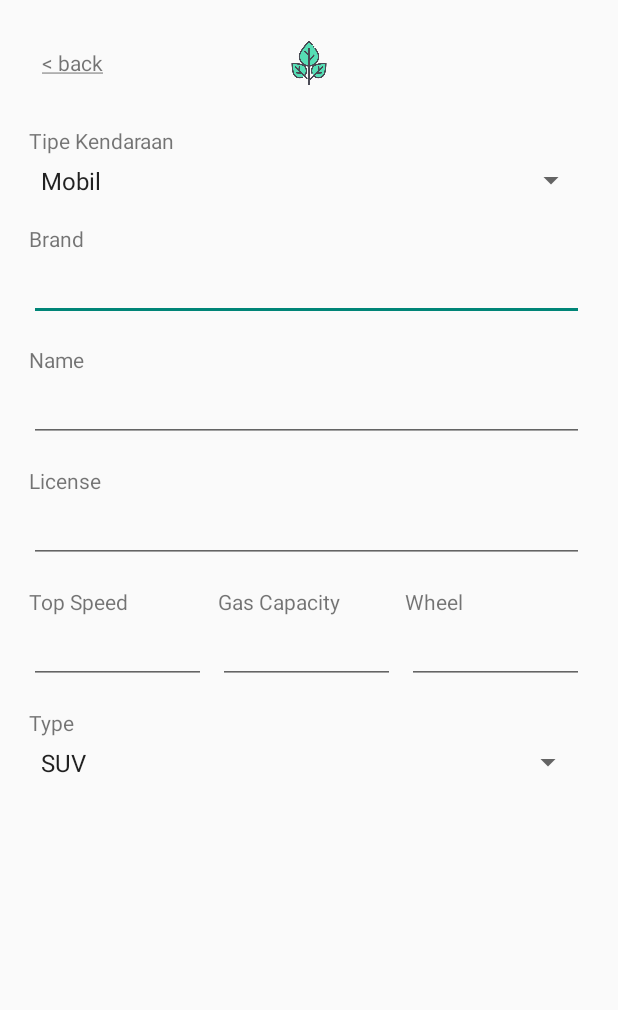
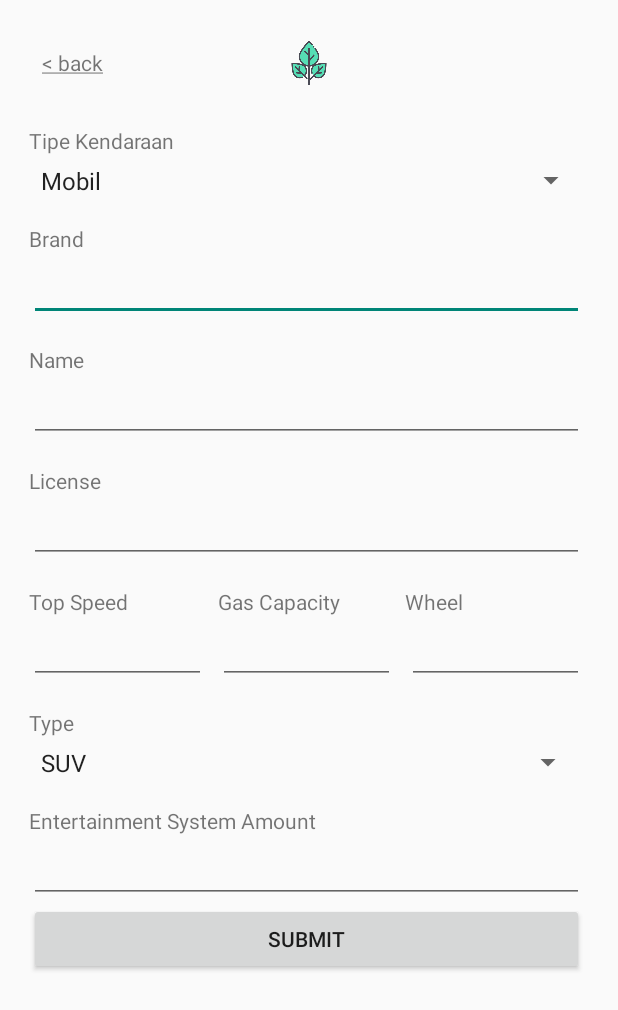
Before and after one commit to FarhanMS123/MidProject_LnTAndroid, an Android app: the TestDrive screen opened directly, with no data from a screen before it, on a phone screen of 412 x 824 dp. Shown: the top 1010 px of the screen. Run offline under Robolectric (Android 15) with nearby library versions, the phone set to English and light mode, and no system bars.

Commit message:
Using implements. Make input to follow requirements. Add more features in Test Drive.

```diff
--- a/app/build.gradle
+++ b/app/build.gradle
@@ -33,6 +33,7 @@ dependencies {
     implementation 'androidx.appcompat:appcompat:1.2.0'
     implementation 'com.google.android.material:material:1.2.1'
     implementation 'androidx.constraintlayout:constraintlayout:2.0.4'
+    implementation 'org.jetbrains:annotations:15.0'
     testImplementation 'junit:junit:4.+'
     androidTestImplementation 'androidx.test.ext:junit:1.1.2'
     androidTestImplementation 'androidx.test.espresso:espresso-core:3.3.0'
--- a/app/src/main/java/com/example/midproject/TestDrive.java
+++ b/app/src/main/java/com/example/midproject/TestDrive.java
@@ -1,20 +1,27 @@
 package com.example.midproject;
 
+import androidx.annotation.Nullable;
 import androidx.appcompat.app.AppCompatActivity;
 
 import android.os.Bundle;
+import android.os.Handler;
 import android.text.Editable;
 import android.text.TextWatcher;
 import android.util.Log;
 import android.view.View;
 import android.widget.AdapterView;
 import android.widget.ArrayAdapter;
+import android.widget.Button;
 import android.widget.EditText;
+import android.widget.LinearLayout;
 import android.widget.Spinner;
 import android.widget.TextView;
+import android.widget.Toast;
 
-public class TestDrive extends AppCompatActivity {
-    TestDrive thisClass;
+import java.util.regex.Pattern;
+
+public class TestDrive extends AppCompatActivity implements AdapterView.OnItemSelectedListener, TextWatcher{
+    TestDrive mainClass;
 
     Spinner spTypeVehicle;
     EditText etBrand;
@@ -24,97 +31,246 @@ public class TestDrive extends AppCompatActivity {
     EditText etGasCapacity;
     EditText etWheel;
     Spinner spTypeOfKind;
+    TextView tvQuest;
+    EditText etQuest;
+    Button btnSubmit;
+
+    LinearLayout llDesc;
+    TextView tvType;
+    Button btnTestDrive;
+    TextView tvOnce;
+    TextView tvLabelPrice;
+    EditText etPrice;
+    TextView tvPrice;
+
+    Boolean isInvalid = false;
+
+    class _temp{
+        CharSequence s = "a";
+        int start = 0;
+        int before = 0;
+        int count = 0;
+    }
+
+    private _temp temp = new _temp();
 
     @Override
     protected void onCreate(Bundle savedInstanceState) {
         super.onCreate(savedInstanceState);
         setContentView(R.layout.activity_test_drive);
 
-        thisClass = this;
+        mainClass = this;
 
-        spTypeVehicle = (Spinner) findViewById(R.id.spTypeVehicle);
-        etBrand = (EditText) findViewById(R.id.etBrand);
-        etName = (EditText) findViewById(R.id.etName);
-        etLicense = (EditText) findViewById(R.id.etLicense);
-        etTopSpeed = (EditText) findViewById(R.id.etTopSpeed);
-        etGasCapacity = (EditText) findViewById(R.id.etGasCapacity);
-        etWheel = (EditText) findViewById(R.id.etWheel);
-        spTypeOfKind = (Spinner) findViewById(R.id.spTypeOfKind);
+        spTypeVehicle = findViewById(R.id.spTypeVehicle);
+        etBrand = findViewById(R.id.etBrand);
+        etName = findViewById(R.id.etName);
+        etLicense = findViewById(R.id.etLicense);
+        etTopSpeed = findViewById(R.id.etTopSpeed);
+        etGasCapacity = findViewById(R.id.etGasCapacity);
+        etWheel = findViewById(R.id.etWheel);
+        spTypeOfKind = findViewById(R.id.spTypeOfKind);
+        tvQuest = findViewById(R.id.tvQuest);
+        etQuest = findViewById(R.id.etQuest);
+        btnSubmit = findViewById(R.id.btnSubmit);
 
-        spTypeVehicle.setOnItemSelectedListener(new onItemSelectedListener_spTypeVehicle());
+        llDesc = findViewById(R.id.llDesc);
+        tvType = findViewById(R.id.tvType);
+        btnTestDrive = findViewById(R.id.btnTestDrive);
+        tvOnce = findViewById(R.id.tvOnce);
+        tvLabelPrice = findViewById(R.id.tvLabelPrice);
+        etPrice = findViewById(R.id.etPrice);
+        tvPrice = findViewById(R.id.tvPrice);
 
-        etBrand.addTextChangedListener(new watch_etBrand(etBrand));
+        spTypeVehicle.setOnItemSelectedListener(this);
+        etBrand.addTextChangedListener(this);
+        etName.addTextChangedListener(this);
+        etLicense.addTextChangedListener(this);
+        etTopSpeed.addTextChangedListener(this);
+        etGasCapacity.addTextChangedListener(this);
+        etWheel.addTextChangedListener(this);
+        etQuest.addTextChangedListener(this);
+        etPrice.addTextChangedListener(this);
     }
 
     public void onClick_lnkBack(View view){
         this.finish();
     }
 
-    public class onItemSelectedListener_spTypeVehicle extends Helper_AdapterView_OnItemSelectedListener{
+    public void onItemSelected_spTypeVehicle(AdapterView<?> parent, View view, int position, long id){
+        ArrayAdapter<CharSequence> adapter;
+        switch (position){
+            case 0: // Mobil
+                adapter = ArrayAdapter.createFromResource(this, R.array.typesOfCar, android.R.layout.simple_spinner_item);
+                adapter.setDropDownViewResource(android.R.layout.simple_spinner_dropdown_item);
+                spTypeOfKind.setAdapter(adapter);
 
+                tvQuest.setText("Entertainment System Amount");
+                break;
+            case 1: // Motor
+                adapter = ArrayAdapter.createFromResource(this, R.array.typesOfMotor, android.R.layout.simple_spinner_item);
+                adapter.setDropDownViewResource(android.R.layout.simple_spinner_dropdown_item);
+                spTypeOfKind.setAdapter(adapter);
+
+                tvQuest.setText("Helm Amount");
+                break;
+        }
+    }
+
+    public void onClick_btnSubmit(View view){
+        onTextChanged(temp.s, temp.start, temp.before, temp.count);
+
+        if(isInvalid){
+            llDesc.setVisibility(View.GONE);
+            return;
+        }
+
+        llDesc.setVisibility(View.VISIBLE);
+        tvType.setText(spTypeVehicle.getSelectedItem().toString() + " " + etName.getText());
+        tvOnce.setText("Brand: " + etBrand.getText() +
+                     "\nName: " + etName.getText() +
+                     "\nLicense Plate: " + etLicense.getText() +
+                     "\nType: " + spTypeOfKind.getSelectedItem().toString() +
+                     "\nGas Capacity: " + etGasCapacity.getText() +
+                     "\nTop Speed: " + etTopSpeed.getText() +
+                     "\nWheel(s): " + etWheel.getText());
+
+        switch(spTypeVehicle.getSelectedItemPosition()){
+            case 0: // Mobil
+                tvLabelPrice.setVisibility(View.GONE);
+                etPrice.setVisibility(View.GONE);
+                tvPrice.setVisibility(View.GONE);
+                break;
+            case 1: // Motor
+                tvLabelPrice.setVisibility(View.VISIBLE);
+                etPrice.setVisibility(View.VISIBLE);
+                tvPrice.setVisibility(View.VISIBLE);
+
+                tvOnce.setText(tvOnce.getText() + "\nHelm: " + etQuest.getText());
+                break;
+        }
+    }
+
+    public void onClick_btnTestDrive(View view){
+        onClick_btnSubmit((View) btnSubmit);
+        if(isInvalid) return;
+
+        switch(spTypeVehicle.getSelectedItemPosition()){
+            case 0: // Mobil
+                Toast.makeText(mainClass, "Turning on entertainment system... " + etQuest.getText(), Toast.LENGTH_SHORT).show();
+                if(spTypeOfKind.getSelectedItemPosition() == 1){
+                    (new Handler()).postDelayed(new Runnable() {
+                        @Override
+                        public void run() {
+                            Toast.makeText(mainClass, "Boosting!", Toast.LENGTH_SHORT).show();
+                        }
+                    }, 3000);
+                }
+                break;
+            case 1: // Motor
+                Toast.makeText(mainClass, etName.getText() + " is standing!", Toast.LENGTH_SHORT).show();
+                break;
+        }
+    }
+
+    // ##### HELPER #############################################
+    @Override
+    public void beforeTextChanged(CharSequence s, int start, int count, int after) {
+        //
+    }
+
+    @Override
+    public void onTextChanged(CharSequence s, int start, int before, int count) {
+        isInvalid = false;
+
+        temp.s = s;
+        temp.start = start;
+        temp.before = before;
+        temp.count = count;
+
+        if(etBrand.getText().length() < 5) {
+            etBrand.setError("Brand must have at least 5 characters.");
+            isInvalid = true;
+        }
+
+        if(etName.getText().length() < 5){
+            etName.setError("Name must have at least 5 characters.");
+            isInvalid = true;
+        }
+
+        if(!(Pattern.compile("^[A-Z] [0-9]{1,4} [A-Z]{1,3}$").matcher(etLicense.getText()).find())){
+            etLicense.setError("License must follow Police Rules and in UPPER case. It would filled with 1 Alphabetical, followed by a space and 1-4 digits, and followed by a space and 1-3 characters.\nFor example : A 1 B, D 1234 GHI, Z 123 AJ, etc...");
+            isInvalid = true;
+        }
+
+        if(!(Pattern.compile("^[0-9]+$").matcher(etTopSpeed.getText()).find())
+                || (Integer.parseInt(etTopSpeed.getText().toString()) < 100 || Integer.parseInt(etTopSpeed.getText().toString()) > 250)){
+            etTopSpeed.setError("Top Speed must in 100 to 250.");
+            isInvalid = true;
+        }
+
+        if(!(Pattern.compile("^[0-9]+$").matcher(etGasCapacity.getText()).find())
+                || (Integer.parseInt(etGasCapacity.getText().toString()) < 30 || Integer.parseInt(etGasCapacity.getText().toString()) > 60)){
+            etGasCapacity.setError("Gas Capacity must in 30 to 60.");
+            isInvalid = true;
+        }
+
+        if(spTypeVehicle.getSelectedItemPosition() == 0 && (!(Pattern.compile("^[0-9]+$").matcher(etWheel.getText()).find())
+                || (Integer.parseInt(etWheel.getText().toString()) < 4 || Integer.parseInt(etWheel.getText().toString()) > 6))){ // mobil
+            etWheel.setError("Mobil's Wheels must in 4 to 6.");
+            isInvalid = true;
+        }else if(spTypeVehicle.getSelectedItemPosition() == 1 && (!(Pattern.compile("^[0-9]+$").matcher(etWheel.getText()).find())
+                || (Integer.parseInt(etWheel.getText().toString()) < 2 || Integer.parseInt(etWheel.getText().toString()) > 3))){ // motor
+            etWheel.setError("Motor's Wheels must in 2 to 3.");
+            isInvalid = true;
+        }
+
+        if(!(Pattern.compile("^[0-9]+$").matcher(etQuest.getText()).find()) || Integer.parseInt(etQuest.getText().toString()) < 1){
+            etQuest.setError("Vehicle's Facility must has at least 1.");
+            isInvalid = true;
+        }
+
+        int facility = 0;
+        int price = 0;
+
+        if(!(Pattern.compile("^[0-9]+$").matcher(etQuest.getText()).find())) facility = 0;
+            else facility = Integer.parseInt(etQuest.getText().toString());
+        if(!(Pattern.compile("^[0-9]+$").matcher(etPrice.getText()).find())) price = 0;
+            else price = Integer.parseInt(etPrice.getText().toString());
+
+        int totalPrice = facility * price;
+
+//        Log.d("Mamamia", facility);
+        tvPrice.setText("Rp. " + totalPrice + ",-");
+    }
+
+    @Override
+    public void afterTextChanged(Editable s) {
+        //
+    }
+
+    @Override
+    public void onItemSelected(AdapterView<?> parent, View view, int position, long id) {
         // https://developer.android.com/reference/android/widget/AdapterView.OnItemSelectedListener.html
-        @Override
-        public void onItemSelected(AdapterView<?> parent, View view, int position, long id) {
-//                spTypeVehicle.getSelectedView() == view;
-//                spTypeVehicle.getSelectedItemPosition() == position
-//                spTypeVehicle.getSelectedItemId() == id;
-//                spTypeVehicle.getSelectedItem().toString() == ((TextView) view).getText();
+        // spTypeVehicle.getSelectedView() == view;
+        // spTypeVehicle.getSelectedItemPosition() == position
+        // spTypeVehicle.getSelectedItemId() == id;
+        // spTypeVehicle.getSelectedItem().toString() == ((TextView) view).getText();
+        // TextView textView = (TextView) view;
+        // (Spinner) view.getParent() == (Spinner) parent;
+        // Log.d("Mamamia", "Ex1634 (" + parent.getId() + ", " + ((Spinner) view.getParent()).getId() + ", " + ((Spinner) view.getParent() == (Spinner) parent) + ")");
 
-            ArrayAdapter<CharSequence> adapter;
-            switch (position){
-                case 0:
-                    adapter = ArrayAdapter.createFromResource(thisClass, R.array.typesOfCar, android.R.layout.simple_spinner_item);
-                    adapter.setDropDownViewResource(android.R.layout.simple_spinner_dropdown_item);
-                    spTypeOfKind.setAdapter(adapter);
-                    break;
-                case 1:
-                    adapter = ArrayAdapter.createFromResource(thisClass, R.array.typesOfMotor, android.R.layout.simple_spinner_item);
-                    adapter.setDropDownViewResource(android.R.layout.simple_spinner_dropdown_item);
-                    spTypeOfKind.setAdapter(adapter);
+        if(view != null) {
+            switch (parent.getId()) {
+                case R.id.spTypeVehicle:
+                    onItemSelected_spTypeVehicle(parent, view, position, id);
                     break;
             }
         }
     }
 
-    public class watch_etBrand extends Helper_TextWatcher{
-        public watch_etBrand(View vw) {
-            super(vw);
-        }
-
-        @Override
-        public void onTextChanged(CharSequence s, int start, int before, int count) {
-            EditText _etBrand = (EditText) this.view;
-            if(_etBrand.getText().length() < 5){
-                _etBrand.setError("Brand must have at least 5 characters. 1931.");
-            }
-        }
-    }
-
-    // ##### HELPERS ##################################################
-    public class Helper_AdapterView_OnItemSelectedListener implements AdapterView.OnItemSelectedListener{
-
-        @Override
-        public void onItemSelected(AdapterView<?> parent, View view, int position, long id) {}
-
-        @Override
-        public void onNothingSelected(AdapterView<?> parent) {}
-    }
-
-    public class Helper_TextWatcher implements TextWatcher{
-
-        public View view;
-        public Helper_TextWatcher(View vw){
-            view = vw;
-        }
-
-        @Override
-        public void beforeTextChanged(CharSequence s, int start, int count, int after) {}
-
-        @Override
-        public void onTextChanged(CharSequence s, int start, int before, int count) {}
-
-        @Override
-        public void afterTextChanged(Editable s) {}
+    @Override
+    public void onNothingSelected(AdapterView<?> parent) {
+        //
     }
 
 }
--- a/app/src/main/res/layout/activity_test_drive.xml
+++ b/app/src/main/res/layout/activity_test_drive.xml
@@ -38,7 +38,9 @@
 
     <ScrollView
         android:layout_width="405dp"
-        android:layout_height="654dp"
+        android:layout_height="0dp"
+        android:layout_marginBottom="8dp"
+        app:layout_constraintBottom_toBottomOf="parent"
         app:layout_constraintEnd_toEndOf="parent"
         app:layout_constraintStart_toStartOf="parent"
         app:layout_constraintTop_toBottomOf="@+id/imageView4">
@@ -208,6 +210,96 @@
                 app:layout_constraintStart_toStartOf="parent"
                 app:layout_constraintTop_toBottomOf="@+id/textView17" />
 
+            <TextView
+                android:id="@+id/tvQuest"
+                android:layout_width="wrap_content"
+                android:layout_height="wrap_content"
+                android:layout_marginStart="16dp"
+                android:layout_marginTop="16dp"
+                android:text="Entertainment System Amount"
+                app:layout_constraintStart_toStartOf="parent"
+                app:layout_constraintTop_toBottomOf="@+id/spTypeOfKind" />
+
+            <EditText
+                android:id="@+id/etQuest"
+                android:layout_width="370dp"
+                android:layout_height="45dp"
+                android:layout_marginStart="16dp"
+                android:ems="10"
+                android:inputType="number"
+                app:layout_constraintStart_toStartOf="parent"
+                app:layout_constraintTop_toBottomOf="@+id/tvQuest" />
+
+            <Button
+                android:id="@+id/btnSubmit"
+                android:layout_width="370dp"
+                android:layout_height="wrap_content"
+                android:layout_marginStart="16dp"
+                android:onClick="onClick_btnSubmit"
+                android:text="Submit"
+                app:layout_constraintStart_toStartOf="parent"
+                app:layout_constraintTop_toBottomOf="@+id/etQuest" />
+
+            <LinearLayout
+                android:id="@+id/llDesc"
+                android:layout_width="370dp"
+                android:layout_height="wrap_content"
+                android:layout_marginStart="16dp"
+                android:layout_marginTop="8dp"
+                android:orientation="vertical"
+                android:visibility="gone"
+                app:layout_constraintStart_toStartOf="parent"
+                app:layout_constraintTop_toBottomOf="@+id/btnSubmit">
+
+                <TextView
+                    android:id="@+id/tvType"
+                    android:layout_width="match_parent"
+                    android:layout_height="wrap_content"
+                    android:text="Motorcycle Triton"
+                    android:textAlignment="center"
+                    android:textSize="18sp" />
+
+                <Button
+                    android:id="@+id/btnTestDrive"
+                    android:layout_width="match_parent"
+                    android:layout_height="wrap_content"
+                    android:onClick="onClick_btnTestDrive"
+                    android:text="Test Drive" />
+
+                <TextView
+                    android:id="@+id/tvOnce"
+                    android:layout_width="match_parent"
+                    android:layout_height="wrap_content"
+                    android:layout_marginTop="8dp"
+                    android:text="TextView" />
+
+                <TextView
+                    android:id="@+id/tvLabelPrice"
+                    android:layout_width="match_parent"
+                    android:layout_height="wrap_content"
+                    android:layout_marginTop="8dp"
+                    android:text="Price"
+                    android:visibility="gone" />
+
+                <EditText
+                    android:id="@+id/etPrice"
+                    android:layout_width="match_parent"
+                    android:layout_height="wrap_content"
+                    android:ems="10"
+                    android:inputType="number"
+                    android:visibility="gone" />
+
+                <TextView
+                    android:id="@+id/tvPrice"
+                    android:layout_width="match_parent"
+                    android:layout_height="wrap_content"
+                    android:layout_marginBottom="16dp"
+                    android:text="Rp. 0,-"
+                    android:textAlignment="center"
+                    android:textStyle="bold"
+                    android:visibility="gone" />
+            </LinearLayout>
+
         </androidx.constraintlayout.widget.ConstraintLayout>
     </ScrollView>
 
```
